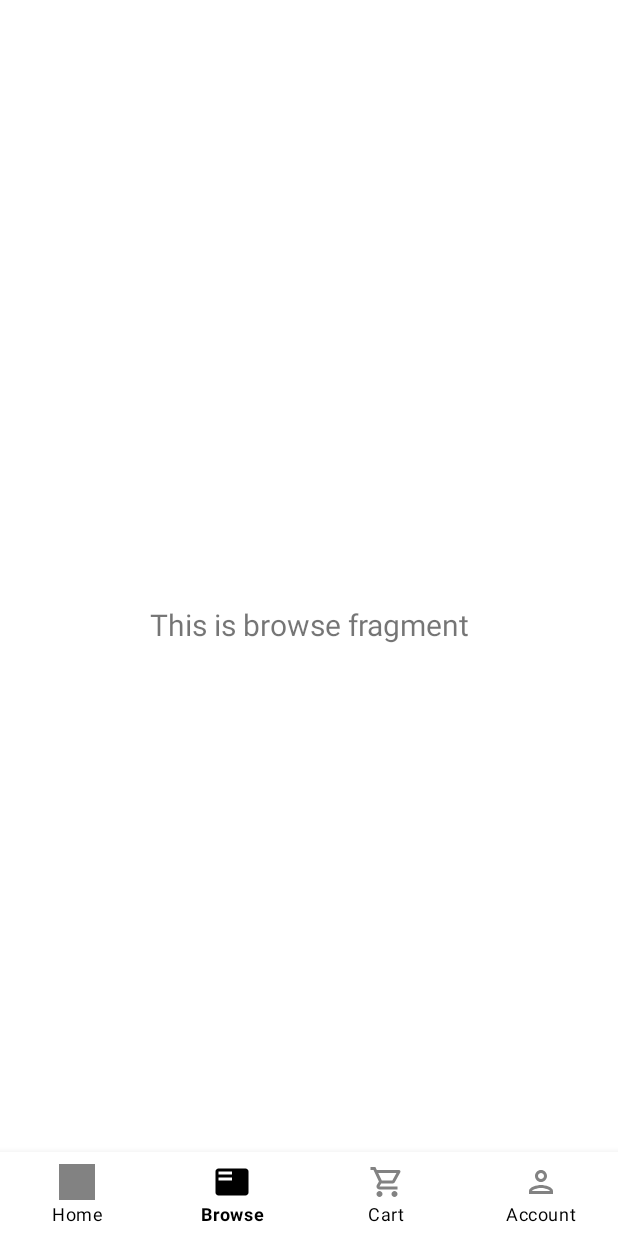
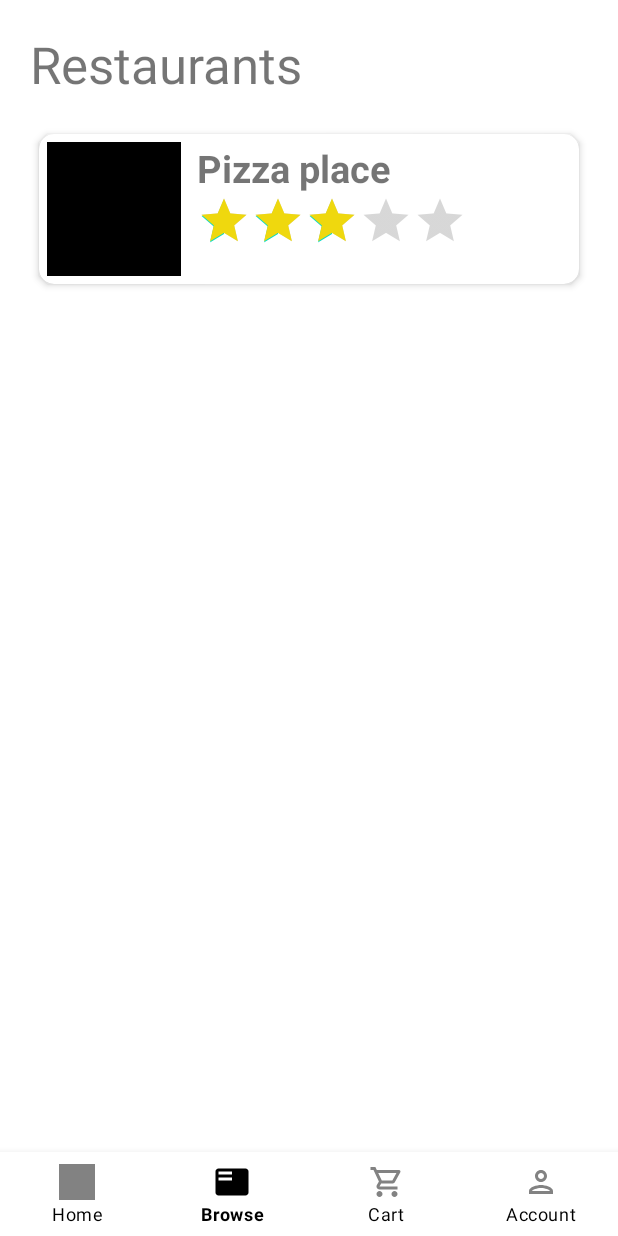
Before and after one commit to cyra/FoodOrderingApp, an Android app: the BrowseFragment screen opened through its navigation route, on a phone screen of 412 x 824 dp. Run offline under Robolectric (Android 15) with nearby library versions, the phone set to English and light mode, and no system bars; our stand-ins replace navigation-ui.

Commit message:
Horizontal Scroll recyclerview for restaurants in the browse fragment. no db implementation yet

```diff
--- a/app/build.gradle
+++ b/app/build.gradle
@@ -40,6 +40,7 @@ dependencies {
     implementation 'androidx.navigation:navigation-ui:2.3.5'
     implementation 'androidx.lifecycle:lifecycle-livedata-ktx:2.5.1'
     implementation 'androidx.lifecycle:lifecycle-viewmodel-ktx:2.5.1'
+    implementation 'androidx.databinding:library:3.2.0-alpha11'
     testImplementation 'junit:junit:4.13.2'
     androidTestImplementation 'androidx.test.ext:junit:1.1.3'
     androidTestImplementation 'androidx.test.espresso:espresso-core:3.4.0'
--- a/app/src/main/java/edu/curtin/foodapp/ui/browse/BrowseFragment.java
+++ b/app/src/main/java/edu/curtin/foodapp/ui/browse/BrowseFragment.java
@@ -8,9 +8,12 @@ import android.widget.TextView;
 
 import androidx.annotation.NonNull;
 import androidx.fragment.app.Fragment;
+import androidx.fragment.app.FragmentTransaction;
 import androidx.lifecycle.ViewModelProvider;
 
+import edu.curtin.foodapp.R;
 import edu.curtin.foodapp.databinding.FragmentBrowseBinding;
+import edu.curtin.foodapp.ui.account.UserDetailsFragment;
 import edu.curtin.foodapp.ui.browse.BrowseViewModel;
 
 public class BrowseFragment extends Fragment {
@@ -24,10 +27,20 @@ public class BrowseFragment extends Fragment {
 
         binding = FragmentBrowseBinding.inflate(inflater, container, false);
         View root = binding.getRoot();
+        return root;
+    }
 
-        final TextView textView = binding.textBrowse;
-        browseViewModel.getText().observe(getViewLifecycleOwner(), textView::setText);
-        return root;
+    // Used for nesting child fragments
+    @Override
+    public void onViewCreated(View view, Bundle savedInstanceState) {
+        insertNestedFragment();
+    }
+
+    // Embeds the child fragment dynamically
+    private void insertNestedFragment() {
+        Fragment RestaurantListFragment = new RestaurantListFragment();
+        FragmentTransaction transaction = getChildFragmentManager().beginTransaction();
+        transaction.replace(R.id.restaurantListFragment, RestaurantListFragment).commit();
     }
 
     @Override
--- a/app/src/main/java/edu/curtin/foodapp/ui/browse/BrowseViewModel.java
+++ b/app/src/main/java/edu/curtin/foodapp/ui/browse/BrowseViewModel.java
@@ -3,17 +3,16 @@ package edu.curtin.foodapp.ui.browse;
 import androidx.lifecycle.LiveData;
 import androidx.lifecycle.MutableLiveData;
 import androidx.lifecycle.ViewModel;
+import edu.curtin.foodapp.model.restaurant.Restaurant;
 
 public class BrowseViewModel extends ViewModel {
 
-    private final MutableLiveData<String> mText;
+    private final MutableLiveData<Restaurant> restaurant;
 
     public BrowseViewModel() {
-        mText = new MutableLiveData<>();
-        mText.setValue("This is browse fragment");
+        restaurant = new MutableLiveData<Restaurant>();
     }
+    public String getName() {return restaurant.getValue().getName(); }
 
-    public LiveData<String> getText() {
-        return mText;
-    }
+    public void setRestaurant(Restaurant restaurant) {this.restaurant.setValue(restaurant);}
 }
--- /dev/null
+++ b/app/src/main/java/edu/curtin/foodapp/ui/browse/RestaurantListFragment.java
@@ -0,0 +1,117 @@
+package edu.curtin.foodapp.ui.browse;
+
+import android.os.Bundle;
+
+import androidx.fragment.app.Fragment;
+import androidx.lifecycle.ViewModelProvider;
+import androidx.recyclerview.widget.GridLayoutManager;
+import androidx.recyclerview.widget.LinearLayoutManager;
+import androidx.recyclerview.widget.RecyclerView;
+
+import android.view.LayoutInflater;
+import android.view.View;
+import android.view.ViewGroup;
+
+import edu.curtin.foodapp.databinding.FragmentRestaurantListBinding;
+import edu.curtin.foodapp.databinding.FragmentUserDetailsBinding;
+import edu.curtin.foodapp.model.restaurant.Restaurant;
+import edu.curtin.foodapp.ui.account.AccountViewModel;
+
+import java.util.ArrayList;
+
+/**
+ * A simple {@link Fragment} subclass.
+ * Use the {@link RestaurantListFragment#newInstance} factory method to
+ * create an instance of this fragment.
+ */
+public class RestaurantListFragment extends Fragment {
+
+    // TODO: Rename parameter arguments, choose names that match
+    // the fragment initialization parameters, e.g. ARG_ITEM_NUMBER
+    private static final String ARG_PARAM1 = "param1";
+    private static final String ARG_PARAM2 = "param2";
+
+    // TODO: Rename and change types of parameters
+    private String mParam1;
+    private String mParam2;
+
+    private FragmentRestaurantListBinding binding;
+    ArrayList<Restaurant> restaurants;
+
+    public RestaurantListFragment() {
+        // Required empty public constructor
+    }
+
+    public RestaurantListFragment(ArrayList<Restaurant> restaurants) {
+        this.restaurants = restaurants;
+    }
+    /**
+     * Use this factory method to create a new instance of
+     * this fragment using the provided parameters.
+     *
+     * @param param1 Parameter 1.
+     * @param param2 Parameter 2.
+     * @return A new instance of fragment RecyclerFragment.
+     */
+    // TODO: Rename and change types and number of parameters
+    public static RestaurantListFragment newInstance(String param1, String param2) {
+        RestaurantListFragment fragment = new RestaurantListFragment();
+        Bundle args = new Bundle();
+        args.putString(ARG_PARAM1, param1);
+        args.putString(ARG_PARAM2, param2);
+        fragment.setArguments(args);
+        return fragment;
+    }
+
+    @Override
+    public void onCreate(Bundle savedInstanceState) {
+        super.onCreate(savedInstanceState);
+        if (getArguments() != null) {
+            mParam1 = getArguments().getString(ARG_PARAM1);
+            mParam2 = getArguments().getString(ARG_PARAM2);
+        }
+    }
+
+    @Override
+    public View onCreateView(LayoutInflater inflater, ViewGroup container,
+                             Bundle savedInstanceState) {
+        binding = FragmentRestaurantListBinding.inflate(inflater, container, false);
+        View root = binding.getRoot();
+        final RecyclerView rv = binding.recyclerview;
+        // horizontal scrolling recyclerview
+        rv.setLayoutManager(new LinearLayoutManager(getContext(), LinearLayoutManager.HORIZONTAL, false));
+
+        // default
+        // rv.setLayoutManager(new LinearLayoutManager(getContext()));
+
+        // For gridlayout
+        // rv.setLayoutManager(new GridLayoutManager(getContext(), 2));
+
+        prepareData();
+        RestaurantViewAdapter rvAdapter = new RestaurantViewAdapter(getContext(),restaurants);
+        rv.setAdapter(rvAdapter);
+        return root;
+        // Inflate the layout for this fragment
+        // View view = inflater.inflate(R.layout.fragment_restaurant_list, container, false);
+        // RecyclerView rv = view.findViewById(R.id.recyclerview);
+        //return view;
+    }
+
+    private void prepareData() {
+        restaurants = new ArrayList<>();
+
+        // No images yet
+        restaurants.add(new Restaurant(1, "Pizza place", ""));
+        restaurants.add(new Restaurant(2, "Pasta place", ""));
+        restaurants.add(new Restaurant(3, "Food place", ""));
+        restaurants.add(new Restaurant(4, "Cool place", ""));
+        restaurants.add(new Restaurant(5, "Fun place", ""));
+
+    }
+
+    @Override
+    public void onDestroyView() {
+        super.onDestroyView();
+        binding = null;
+    }
+}
--- /dev/null
+++ b/app/src/main/java/edu/curtin/foodapp/ui/browse/RestaurantViewAdapter.java
@@ -0,0 +1,54 @@
+package edu.curtin.foodapp.ui.browse;
+
+import android.content.Context;
+import android.view.LayoutInflater;
+import android.view.View;
+import android.view.ViewGroup;
+
+import androidx.annotation.NonNull;
+import androidx.databinding.DataBindingUtil;
+import androidx.recyclerview.widget.RecyclerView;
+
+import java.util.ArrayList;
+
+import edu.curtin.foodapp.databinding.SingleRestaurantBinding;
+import edu.curtin.foodapp.model.restaurant.Restaurant;
+public class RestaurantViewAdapter extends RecyclerView.Adapter<RestaurantViewHolder> {
+    private Context context;
+    private SingleRestaurantBinding binding;
+    ArrayList<Restaurant> restaurants;
+
+    public RestaurantViewAdapter(Context context, ArrayList<Restaurant> restaurants){
+        this.context = context;
+        this.restaurants = restaurants;
+    }
+
+
+    @NonNull
+    @Override
+    public RestaurantViewHolder onCreateViewHolder(@NonNull ViewGroup parent, int viewType) {
+       // LayoutInflater layoutInflater = LayoutInflater.from(parent.getContext());
+       // View view = layoutInflater.inflate(R.layout.single_restaurant,parent,false);
+       // RestaurantViewHolder myViewHolder = new RestaurantViewHolder(view);
+       // return myViewHolder;
+
+        binding = SingleRestaurantBinding.inflate(LayoutInflater.from(context),parent,false);
+        RestaurantViewHolder holder = new RestaurantViewHolder(binding);
+        return holder;
+    }
+
+
+
+
+    @Override
+    public void onBindViewHolder(@NonNull RestaurantViewHolder holder, int position) {
+
+        holder.itemName.setText(restaurants.get(position).getName());
+
+    }
+
+    @Override
+    public int getItemCount() {
+        return restaurants.size();
+    }
+}
--- /dev/null
+++ b/app/src/main/java/edu/curtin/foodapp/ui/browse/RestaurantViewHolder.java
@@ -0,0 +1,21 @@
+package edu.curtin.foodapp.ui.browse;
+
+import android.view.View;
+import android.widget.Button;
+import android.widget.TextView;
+
+import androidx.annotation.NonNull;
+import androidx.recyclerview.widget.RecyclerView;
+
+import edu.curtin.foodapp.databinding.SingleRestaurantBinding;
+
+public class RestaurantViewHolder extends RecyclerView.ViewHolder {
+    SingleRestaurantBinding binding;
+    TextView itemName;
+    Button itemButton;
+    public RestaurantViewHolder(@NonNull SingleRestaurantBinding binding) {
+        super(binding.getRoot());
+        itemName = binding.restaurantName;
+        this.binding = binding;
+    }
+}
--- a/app/src/main/res/layout/fragment_browse.xml
+++ b/app/src/main/res/layout/fragment_browse.xml
@@ -5,18 +5,13 @@
     android:layout_width="match_parent"
     android:layout_height="match_parent"
     tools:context=".ui.browse.BrowseFragment">
-
-    <TextView
-        android:id="@+id/text_browse"
+    <FrameLayout
+        android:id="@+id/restaurantListFragment"
         android:layout_width="match_parent"
-        android:layout_height="wrap_content"
-        android:layout_marginStart="8dp"
-        android:layout_marginTop="8dp"
-        android:layout_marginEnd="8dp"
-        android:textAlignment="center"
-        android:textSize="20sp"
-        app:layout_constraintBottom_toBottomOf="parent"
-        app:layout_constraintEnd_toEndOf="parent"
+        android:layout_height="match_parent"
+        android:layout_marginVertical="20dp"
+        android:layout_marginHorizontal="20dp"
+        app:layout_constraintTop_toTopOf="parent"
         app:layout_constraintStart_toStartOf="parent"
-        app:layout_constraintTop_toTopOf="parent" />
+        app:layout_constraintRight_toRightOf="parent" />
 </androidx.constraintlayout.widget.ConstraintLayout>
--- a/app/src/main/res/layout/fragment_restaurant_list.xml
+++ b/app/src/main/res/layout/fragment_restaurant_list.xml
@@ -1,5 +1,5 @@
 <?xml version="1.0" encoding="utf-8"?>
-<androidx.constraintlayout.widget.ConstraintLayout xmlns:android="http://schemas.android.com/apk/res/android"
+<RelativeLayout xmlns:android="http://schemas.android.com/apk/res/android"
     xmlns:app="http://schemas.android.com/apk/res-auto"
     xmlns:tools="http://schemas.android.com/tools"
     android:id="@+id/frameLayout"
@@ -7,8 +7,17 @@
     android:layout_height="match_parent"
     tools:context=".ui.browse.RestaurantListFragment">
 
+    <TextView
+        android:id="@+id/restaurantsListTitle"
+        android:layout_width="wrap_content"
+        android:layout_height="wrap_content"
+        android:text="Restaurants"
+        android:textSize="34sp" />
+
     <androidx.recyclerview.widget.RecyclerView
         android:id="@+id/recyclerview"
         android:layout_width="match_parent"
-        android:layout_height="match_parent" />
-</androidx.constraintlayout.widget.ConstraintLayout>
+        android:layout_height="wrap_content"
+        android:layout_below="@+id/restaurantsListTitle"
+        android:layout_marginTop="16dp" />
+</RelativeLayout>
--- a/app/src/main/res/layout/single_restaurant.xml
+++ b/app/src/main/res/layout/single_restaurant.xml
@@ -1,29 +1,44 @@
 <?xml version="1.0" encoding="utf-8"?>
-<androidx.constraintlayout.widget.ConstraintLayout xmlns:android="http://schemas.android.com/apk/res/android"
+<!-- 2 -->
+<androidx.cardview.widget.CardView xmlns:android="http://schemas.android.com/apk/res/android"
     xmlns:app="http://schemas.android.com/apk/res-auto"
-    xmlns:tools="http://schemas.android.com/tools"
+    android:id="@+id/card_click"
+    android:orientation="horizontal"
     android:layout_width="match_parent"
-    android:layout_height="match_parent">
-
+    android:layout_height="wrap_content"
+    app:cardElevation="3dp"
+    app:cardCornerRadius="10dp"
+    app:cardUseCompatPadding="true"
+    >
+    <LinearLayout
+        android:layout_width="wrap_content"
+        android:layout_height="wrap_content"
+        >
         <ImageView
             android:id="@+id/restaurantImg"
+            android:src="@color/black"
+            android:padding="5dp"
+            android:layout_width="100dp"
+            android:layout_height="100dp" />
+        <LinearLayout
             android:layout_width="match_parent"
             android:layout_height="wrap_content"
-        android:layout_marginBottom="19dp"
-        app:layout_constraintBottom_toTopOf="@+id/restaurantName"
-        app:layout_constraintStart_toStartOf="@+id/restaurantName"
-        tools:srcCompat="@tools:sample/avatars" />
-
+            android:orientation="vertical"
+            android:padding="5dp">
             <TextView
                 android:id="@+id/restaurantName"
-        android:layout_width="match_parent"
+                android:text="Restaurant name"
+                android:textSize="25sp"
+                android:textStyle="bold"
+                android:layout_width="wrap_content"
+                android:layout_height="wrap_content" />
+            <RatingBar
+                android:id="@+id/ratingBar"
+                android:layout_width="wrap_content"
                 android:layout_height="wrap_content"
-        android:layout_marginTop="19dp"
-        android:text="RestaurantName"
-        android:textAlignment="center"
-        android:textSize="32sp"
-        android:textStyle="bold"
-        app:layout_constraintStart_toStartOf="@+id/restaurantImg"
-        app:layout_constraintTop_toBottomOf="@+id/restaurantImg" />
-
-</androidx.constraintlayout.widget.ConstraintLayout>
+                android:progressTint="#EFD80E"
+                android:rating="3"
+                style="@style/Widget.AppCompat.RatingBar.Indicator" />
+        </LinearLayout>
+    </LinearLayout>
+</androidx.cardview.widget.CardView>
```
Lines whose indentation alone changed are shown as unchanged.
